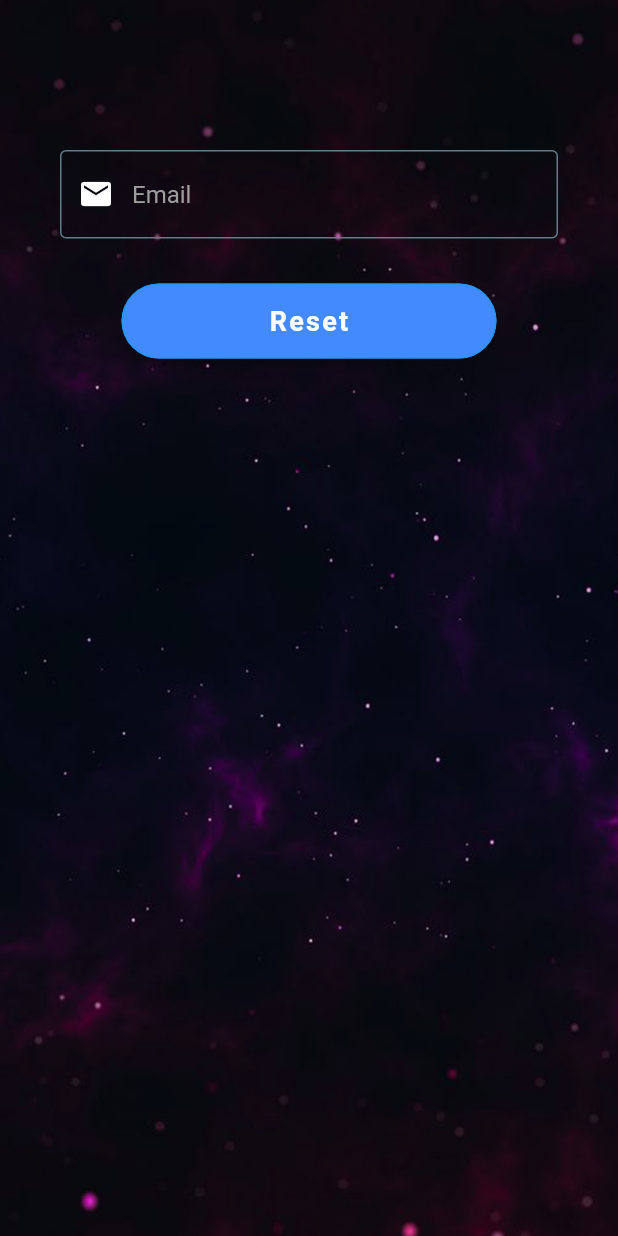
After one commit to SmartHome101/Mobile-app-Last, a Flutter app: the Reset_Password screen opened directly, on a phone screen of 412 x 824 dp. The commit adds this screen. Run offline on Flutter 3.47's test engine with Material 2 defaults, Android fonts, the phone set to English and light mode, and no system bars; drawn by our look-alikes of modal_progress_hud_nsn; our stand-ins replace cloud_firestore, firebase_auth, firebase_core, firebase_database, geolocator, google_fonts and 5 more; missing offline and left inert: flutter_sound; accounts and stored records are empty; network calls fail; Roboto replaces fonts that are missing (OpenSans).

Commit message:
added forgot password

```diff
--- a/lib/Controllers/authentication_servies.dart
+++ b/lib/Controllers/authentication_servies.dart
@@ -12,11 +12,9 @@ class AuthenticationService {
 
   Stream<User?> get authStateChanges => _firebaseAuth.userChanges();
 
-
   Future<void> signOut() async {
     await _firebaseAuth.signOut();
   }
-
 
   Future<String> signIn(
       {required String email, required String password}) async {
@@ -30,7 +28,6 @@ class AuthenticationService {
       return "error";
     }
   }
-
 
   Future<String> signUp(
       {required String email,
@@ -84,6 +81,17 @@ class AuthenticationService {
     }
   }
 
+  Future<String> resetPassword({required String email}) async {
+    try {
+      await _firebaseAuth.sendPasswordResetEmail(email: email);
+      return "success";
+    } on FirebaseAuthException catch (e) {
+      return e.code;
+    } catch (e) {
+      return "error";
+    }
+  }
+
   @override
   noSuchMethod(Invocation invocation) => super.noSuchMethod(invocation);
 }
--- /dev/null
+++ b/lib/Splash, Sign In, Sign Up/Reset_Password.dart
@@ -0,0 +1,80 @@
+import 'package:flutter/material.dart';
+import 'package:modal_progress_hud_nsn/modal_progress_hud_nsn.dart';
+import 'package:provider/provider.dart';
+import '../shared/Custom_Widgets.dart';
+import '../Controllers/authentication_servies.dart';
+
+class Reset_Password extends StatefulWidget {
+  const Reset_Password({Key? key}) : super(key: key);
+
+  @override
+  State<Reset_Password> createState() => _Reset_PasswordState();
+}
+
+class _Reset_PasswordState extends State<Reset_Password> {
+  String email = "";
+  bool isLoading = false;
+
+  @override
+  Widget build(BuildContext context) {
+    return ModalProgressHUD(
+      inAsyncCall: isLoading,
+      child: Scaffold(
+        resizeToAvoidBottomInset: true,
+        body: Container(
+            decoration: Background_decoration(),
+            height: double.infinity,
+            padding: EdgeInsets.symmetric(
+              horizontal: 40.0,
+              vertical: 100.0,
+            ),
+            child: SingleChildScrollView(
+              child: Column(
+                mainAxisAlignment: MainAxisAlignment.center,
+                children: [
+                  CustomTextField(
+                    hintText: "Email",
+                    onChanged: (value) {
+                      setState(() {
+                        email = value;
+                      });
+                    },
+                    isPassword: false,
+                    icon: Icons.email,
+                    InputType: inputType.Email,
+                  ),
+                  SizedBox(
+                    height: 30.0,
+                  ),
+                  CustomeButton(
+                    title: "Reset",
+                    onTap: () async {
+                      isLoading = true;
+                      setState(() {});
+
+                      var result = await context
+                          .read<AuthenticationService>()
+                          .resetPassword(email: email);
+                      if (result == "success") {
+                        ScaffoldMessenger.of(context).showSnackBar(SnackBar(
+                            content: Text(
+                                "Please Check your email for the reset link")));
+                      } else if (result == "error") {
+                        ScaffoldMessenger.of(context).showSnackBar(SnackBar(
+                            content:
+                                Text("Something Went Wrong please Try again")));
+                      } else {
+                        ScaffoldMessenger.of(context)
+                            .showSnackBar(SnackBar(content: Text(result)));
+                      }
+                      isLoading = false;
+                      setState(() {});
+                    },
+                  )
+                ],
+              ),
+            )),
+      ),
+    );
+  }
+}
```
Also changed, not shown: lib/Home Room/Home_Screen.dart (+6 -17 lines), lib/Rooms/Kitchen.dart (+16 -15 lines), lib/Splash, Sign In, Sign Up/Login_Screen.dart (+22 -5 lines).
